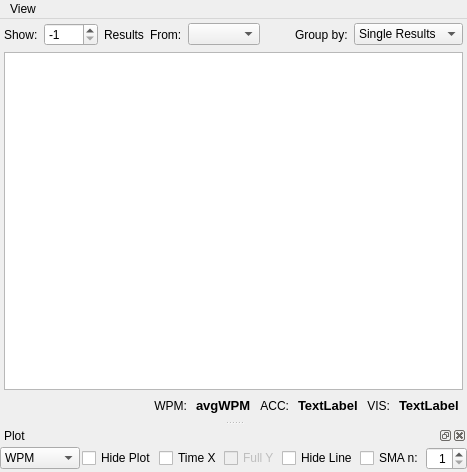
Before: the Qt Designer form src/performance/performancehistory.ui in coryo/amphetype2, drawn with Qt 5.
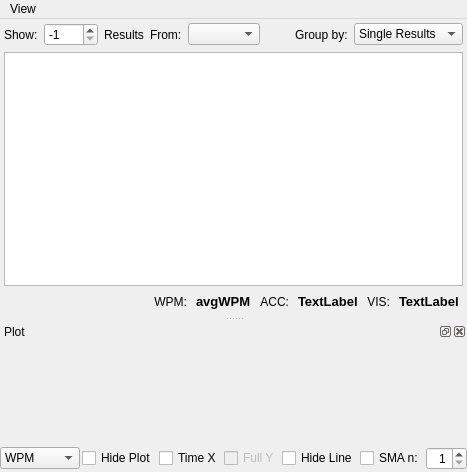
After: the same form once the commit is applied. Custom widgets are drawn as their Qt base class.

The edit to the form file:
```diff
--- a/src/performance/performancehistory.ui
+++ b/src/performance/performancehistory.ui
@@ -303,6 +303,12 @@
    </layout>
   </widget>
   <widget class="QDockWidget" name="plotDock">
+   <property name="minimumSize">
+    <size>
+     <width>441</width>
+     <height>150</height>
+    </size>
+   </property>
    <property name="windowTitle">
     <string>Plot</string>
    </property>
```
